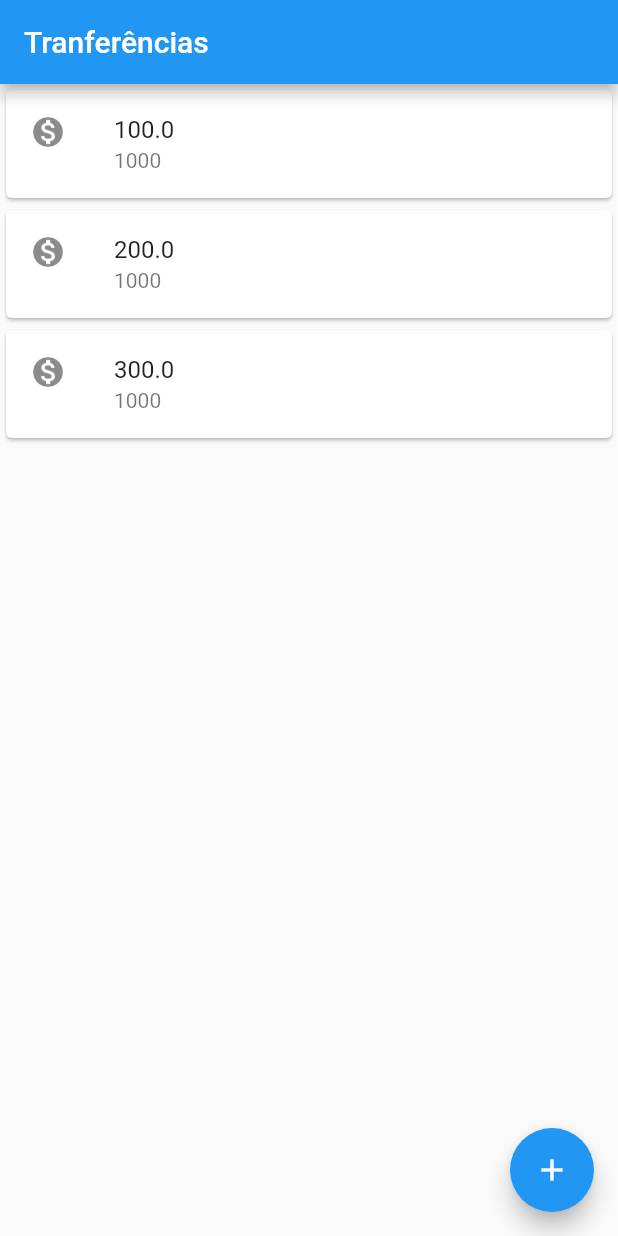
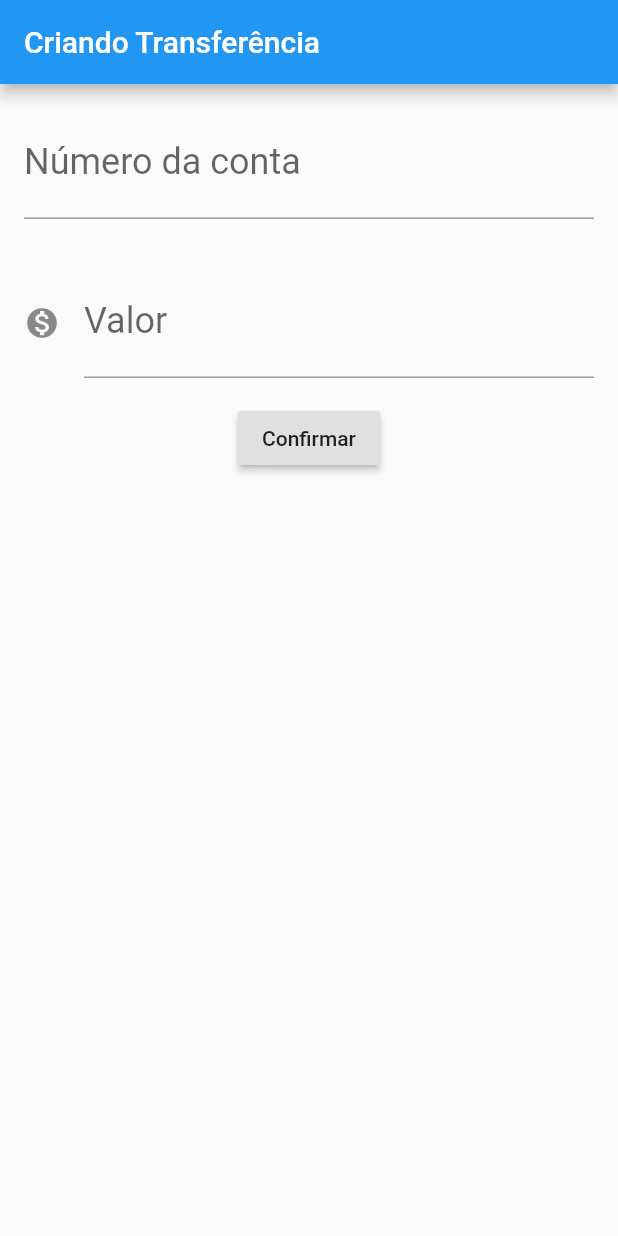
Before and after one commit to andersonOlliver/curso-flutter-alura, a Flutter app: the screen it shows after launch, on a phone screen of 412 x 824 dp. Run offline on Flutter 3.47's test engine with Material 2 defaults, Android fonts, the phone set to English and light mode, and no system bars.

Commit message:
adiciona tela de cadastro

```diff
--- a/lib/main.dart
+++ b/lib/main.dart
@@ -1,29 +1,103 @@
 import 'package:flutter/material.dart';
 
-void main() => runApp(
-      MaterialApp(
-        home: Scaffold(
-          appBar: AppBar(
-            title: Text('Tranferências'),
+void main() => runApp(ByteBankApp());
+
+class ByteBankApp extends StatelessWidget {
+  @override
+  Widget build(BuildContext context) {
+    return MaterialApp(
+      home: Scaffold(body: FormularioTransferencia()),
+    );
+  }
+}
+
+class FormularioTransferencia extends StatelessWidget {
+  final TextEditingController _controladorCampoNumeroConta =
+      TextEditingController();
+  final TextEditingController _controladorCampoValor = TextEditingController();
+
+  @override
+  Widget build(BuildContext context) {
+    return Scaffold(
+        appBar: AppBar(title: Text('Criando Transferência')),
+        body: Column(
+          children: <Widget>[
+            Editor(
+              controlador: _controladorCampoNumeroConta,
+              rotulo: 'Número da conta',
+              dica: '0000',
             ),
-          body: ListaTransferencias(),
-          floatingActionButton: FloatingActionButton(
-            child: Icon(Icons.add),
+            Editor(
+                controlador: _controladorCampoValor,
+                rotulo: 'Valor',
+                dica: '0000',
+                icone: Icons.monetization_on),
+            RaisedButton(
+              child: Text('Confirmar'),
+              onPressed: () => _criaTransferencia(),
+            )
+          ],
+        ));
+  }
+
+  void _criaTransferencia() {
+    final int numeroConta =
+        int.tryParse(_controladorCampoNumeroConta.text);
+    final double valor =
+        double.tryParse(_controladorCampoValor.text);
+
+    if (numeroConta != null && valor != null) {
+      final transferenciaCriada = Transferencia(valor, numeroConta);
+      debugPrint('$transferenciaCriada');
+    }
+  }
+}
+
+class Editor extends StatelessWidget {
+  final TextEditingController controlador;
+  final String rotulo;
+  final String dica;
+  final IconData icone;
+
+  Editor({this.controlador, this.rotulo, this.dica, this.icone});
+
+  @override
+  Widget build(BuildContext context) {
+    return Padding(
+      padding: const EdgeInsets.all(16.0),
+      child: TextField(
+        controller: controlador,
+        style: TextStyle(
+          fontSize: 24.0,
         ),
+        decoration: InputDecoration(
+          icon: icone != null ? Icon(icone) : null,
+          labelText: rotulo,
+          hintText: dica,
         ),
+        keyboardType: TextInputType.number,
       ),
     );
+  }
+}
 
 class ListaTransferencias extends StatelessWidget {
   @override
   Widget build(BuildContext context) {
-    // TODO: implement build
-    return Column(
+    return Scaffold(
+      appBar: AppBar(
+        title: Text('Tranferências'),
+      ),
+      body: Column(
         children: <Widget>[
           ItemTransferencia(Transferencia(100.0, 1000)),
           ItemTransferencia(Transferencia(200.0, 1000)),
           ItemTransferencia(Transferencia(300.0, 1000)),
         ],
+      ),
+      floatingActionButton: FloatingActionButton(
+        child: Icon(Icons.add),
+      ),
     );
   }
 }
@@ -35,7 +109,6 @@ class ItemTransferencia extends StatelessWidget {
 
   @override
   Widget build(BuildContext context) {
-    // TODO: implement build
     return Card(
       child: ListTile(
         leading: Icon(Icons.monetization_on),
@@ -51,4 +124,9 @@ class Transferencia {
   final int numeroConta;
 
   Transferencia(this.valor, this.numeroConta);
+
+  @override
+  String toString() {
+    return 'Transferencia{valor: $valor, numeroConta: $numeroConta}';
   }
+}
```
Lines whose indentation alone changed are shown as unchanged.
